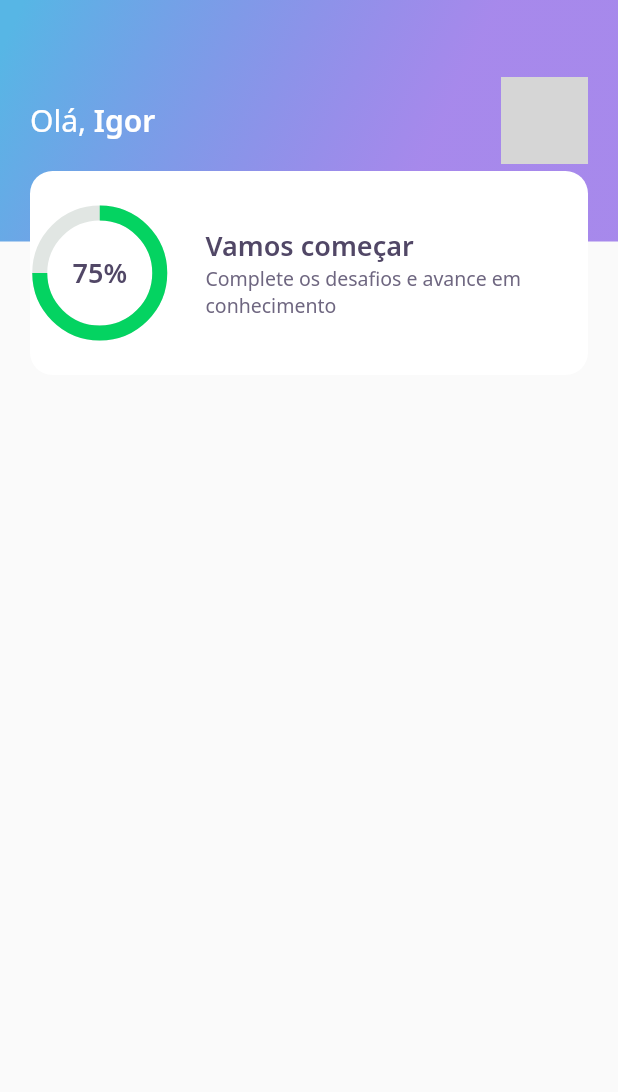
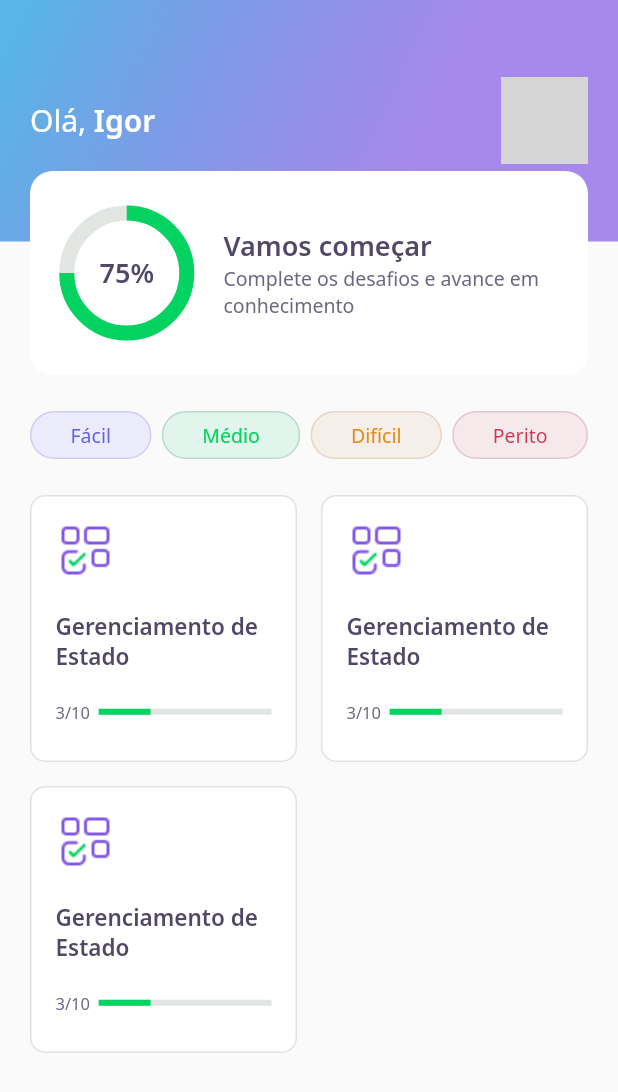
Before and after one commit to IgorDalepiane/NLW05_Flutter, a Flutter app: the HomePage screen opened directly, on a phone screen of 412 x 824 dp. Shown: the top 1092 px of the screen. Run offline on Flutter 3.47's test engine with Material 2 defaults, Android fonts, the phone set to English and light mode, and no system bars; our stand-ins replace google_fonts; network calls fail; grey boxes are pictures that could not be loaded.

Commit message:
Day 2: Quiz, Cards, Levels

```diff
--- a/lib/core/app_widget.dart
+++ b/lib/core/app_widget.dart
@@ -1,3 +1,4 @@
+import 'package:DevQuiz/challenge/challenge_page.dart';
 import 'package:DevQuiz/home/home_page.dart';
 import 'package:DevQuiz/splash/splash_page.dart';
 import 'package:flutter/material.dart';
@@ -7,7 +8,7 @@ class AppWidget extends StatelessWidget {
   Widget build(BuildContext context) {
     return MaterialApp(
       title: "DevQuiz",
-      home: HomePage(),
+      home: ChallengePage(),
     );
   }
 }
--- a/lib/home/home_page.dart
+++ b/lib/home/home_page.dart
@@ -1,4 +1,6 @@
 import 'package:DevQuiz/home/widgets/appbar/app_bar_widget.dart';
+import 'package:DevQuiz/home/widgets/level_button/level_button_widget.dart';
+import 'package:DevQuiz/home/widgets/quiz_card/quiz_card_widget.dart';
 import 'package:flutter/material.dart';
 
 class HomePage extends StatefulWidget {
@@ -13,6 +15,48 @@ class _HomePageState extends State<HomePage> {
   Widget build(BuildContext context) {
     return Scaffold(
       appBar: AppBarWidget(),
+      body: Padding(
+        padding: const EdgeInsets.symmetric(horizontal: 20),
+        child: Column(
+          children: [
+            SizedBox(
+              height: 24,
+            ),
+            Row(
+              mainAxisAlignment: MainAxisAlignment.spaceBetween,
+              children: [
+                LevelButtonWidget(
+                  label: "Fácil",
+                ),
+                LevelButtonWidget(
+                  label: "Médio",
+                ),
+                LevelButtonWidget(
+                  label: "Difícil",
+                ),
+                LevelButtonWidget(
+                  label: "Perito",
+                ),
+              ],
+            ),
+            SizedBox(
+              height: 24,
+            ),
+            Expanded(
+              child: GridView.count(
+                crossAxisSpacing: 16,
+                mainAxisSpacing: 16,
+                crossAxisCount: 2,
+                children: [
+                  QuizCardWidget(),
+                  QuizCardWidget(),
+                  QuizCardWidget(),
+                ],
+              ),
+            )
+          ],
+        ),
+      ),
     );
   }
 }
--- a/lib/home/widgets/appbar/app_bar_widget.dart
+++ b/lib/home/widgets/appbar/app_bar_widget.dart
@@ -1,5 +1,5 @@
 import 'package:DevQuiz/core/core.dart';
-import 'package:DevQuiz/home/widgets/scprecard/score_card_widget.dart';
+import 'package:DevQuiz/home/widgets/scorecard/score_card_widget.dart';
 import 'package:flutter/material.dart';
 
 class AppBarWidget extends PreferredSize {
--- /dev/null
+++ b/lib/home/widgets/level_button/level_button_widget.dart
@@ -0,0 +1,61 @@
+import 'package:DevQuiz/core/app_colors.dart';
+import 'package:flutter/material.dart';
+import 'package:google_fonts/google_fonts.dart';
+
+class LevelButtonWidget extends StatelessWidget {
+  final String label;
+  LevelButtonWidget({
+    Key? key,
+    required this.label,
+  })   : assert(
+            ["Fácil", "Médio", "Difícil", "Perito"].contains(label)),
+        super(key: key);
+
+  final config = {
+    "Fácil": {
+      "color": AppColors.levelButtonFacil,
+      "borderColor": AppColors.levelButtonBorderFacil,
+      "fontColor": AppColors.levelButtonTextFacil,
+    },
+    "Médio": {
+      "color": AppColors.levelButtonMedio,
+      "borderColor": AppColors.levelButtonBorderMedio,
+      "fontColor": AppColors.levelButtonTextMedio,
+    },
+    "Difícil": {
+      "color": AppColors.levelButtonDificil,
+      "borderColor": AppColors.levelButtonBorderDificil,
+      "fontColor": AppColors.levelButtonTextDificil,
+    },
+    "Perito": {
+      "color": AppColors.levelButtonPerito,
+      "borderColor": AppColors.levelButtonBorderPerito,
+      "fontColor": AppColors.levelButtonTextPerito,
+    }
+  };
+
+  Color get color => config[label]!['color']!;
+  Color get borderColor => config[label]!['borderColor']!;
+  Color get fontColor => config[label]!['fontColor']!;
+
+  @override
+  Widget build(BuildContext context) {
+    return Container(
+        decoration: BoxDecoration(
+          color: color,
+          border: Border.fromBorderSide(BorderSide(
+            color: borderColor,
+          )),
+          borderRadius: BorderRadius.circular(28),
+        ),
+        child: Padding(
+          padding:
+              const EdgeInsets.symmetric(horizontal: 26, vertical: 6),
+          child: Text(
+            label,
+            style:
+                GoogleFonts.notoSans(color: fontColor, fontSize: 13),
+          ),
+        ));
+  }
+}
--- /dev/null
+++ b/lib/home/widgets/quiz_card/quiz_card_widget.dart
@@ -0,0 +1,50 @@
+import 'package:DevQuiz/core/app_colors.dart';
+import 'package:DevQuiz/core/core.dart';
+import 'package:DevQuiz/shared/widgets/progress_indicator/progress_indicator_widget.dart';
+import 'package:flutter/material.dart';
+
+class QuizCardWidget extends StatelessWidget {
+  @override
+  Widget build(BuildContext context) {
+    return Container(
+        padding: EdgeInsets.all(16),
+        decoration: BoxDecoration(
+            border: Border.fromBorderSide(
+                BorderSide(color: AppColors.border)),
+            color: AppColors.white,
+            borderRadius: BorderRadius.circular(10)),
+        child: Column(
+            crossAxisAlignment: CrossAxisAlignment.start,
+            children: [
+              Container(
+                height: 40,
+                width: 40,
+                child: Image.asset(AppImages.blocks),
+              ),
+              SizedBox(
+                height: 20,
+              ),
+              Text(
+                "Gerenciamento de Estado",
+                style: AppTextStyles.heading15,
+              ),
+              SizedBox(
+                height: 20,
+              ),
+              Row(
+                children: [
+                  Expanded(
+                    flex: 1,
+                    child: Text(
+                      "3/10",
+                      style: AppTextStyles.body11,
+                    ),
+                  ),
+                  Expanded(
+                      flex: 4,
+                      child: ProgressIndicatorWidget(value: 0.3))
+                ],
+              )
+            ]));
+  }
+}
--- /dev/null
+++ b/lib/home/widgets/scorecard/score_card_widget.dart
@@ -0,0 +1,47 @@
+import 'package:DevQuiz/core/core.dart';
+import 'package:DevQuiz/home/widgets/chart/chart_widget.dart';
+import 'package:flutter/material.dart';
+
+class ScoreCardWidget extends StatelessWidget {
+  @override
+  Widget build(BuildContext context) {
+    return Padding(
+      padding: const EdgeInsets.only(left: 20, right: 20),
+      child: Container(
+        height: 136,
+        decoration: BoxDecoration(
+            color: AppColors.white,
+            borderRadius: BorderRadius.circular(15)),
+        child: Padding(
+          padding: const EdgeInsets.symmetric(horizontal: 24),
+          child: Row(
+            crossAxisAlignment: CrossAxisAlignment.center,
+            children: [
+              Expanded(
+                flex: 1,
+                child: ChartWidget(),
+              ),
+              Expanded(
+                flex: 3,
+                child: Padding(
+                  padding: const EdgeInsets.only(left: 24),
+                  child: Column(
+                    mainAxisAlignment: MainAxisAlignment.center,
+                    crossAxisAlignment: CrossAxisAlignment.start,
+                    children: [
+                      Text("Vamos começar",
+                          style: AppTextStyles.heading),
+                      Text(
+                          "Complete os desafios e avance em conhecimento",
+                          style: AppTextStyles.body)
+                    ],
+                  ),
+                ),
+              )
+            ],
+          ),
+        ),
+      ),
+    );
+  }
+}
--- a/lib/home/widgets/scprecard/score_card_widget.dart
+++ /dev/null
@@ -1,44 +0,0 @@
-import 'package:DevQuiz/core/core.dart';
-import 'package:DevQuiz/home/widgets/chart/chart_widget.dart';
-import 'package:flutter/material.dart';
-
-class ScoreCardWidget extends StatelessWidget {
-  @override
-  Widget build(BuildContext context) {
-    return Padding(
-      padding: const EdgeInsets.only(left: 20, right: 20),
-      child: Container(
-        height: 136,
-        decoration: BoxDecoration(
-            color: AppColors.white,
-            borderRadius: BorderRadius.circular(15)),
-        child: Row(
-          crossAxisAlignment: CrossAxisAlignment.center,
-          children: [
-            Expanded(
-              flex: 1,
-              child: ChartWidget(),
-            ),
-            Expanded(
-              flex: 3,
-              child: Padding(
-                padding: const EdgeInsets.only(left: 24),
-                child: Column(
-                  mainAxisAlignment: MainAxisAlignment.center,
-                  crossAxisAlignment: CrossAxisAlignment.start,
-                  children: [
-                    Text("Vamos começar",
-                        style: AppTextStyles.heading),
-                    Text(
-                        "Complete os desafios e avance em conhecimento",
-                        style: AppTextStyles.body)
-                  ],
-                ),
-              ),
-            )
-          ],
-        ),
-      ),
-    );
-  }
-}
--- /dev/null
+++ b/lib/shared/widgets/progress_indicator/progress_indicator_widget.dart
@@ -0,0 +1,17 @@
+import 'package:DevQuiz/core/core.dart';
+import 'package:flutter/material.dart';
+
+class ProgressIndicatorWidget extends StatelessWidget {
+  final double value;
+  const ProgressIndicatorWidget({Key? key, required this.value})
+      : super(key: key);
+  @override
+  Widget build(BuildContext context) {
+    return LinearProgressIndicator(
+      value: value,
+      backgroundColor: AppColors.chartSecondary,
+      valueColor:
+          AlwaysStoppedAnimation<Color>(AppColors.chartPrimary),
+    );
+  }
+}
```
Also changed, not shown: lib/challenge/challenge_page.dart (added, +25 -0 lines), lib/challenge/widgets/awnser/awnser_widget.dart (added, +92 -0 lines), lib/challenge/widgets/question_indicator/question_indicator_widget.dart (added, +33 -0 lines), lib/challenge/widgets/quiz/quiz_widget.dart (added, +42 -0 lines).
